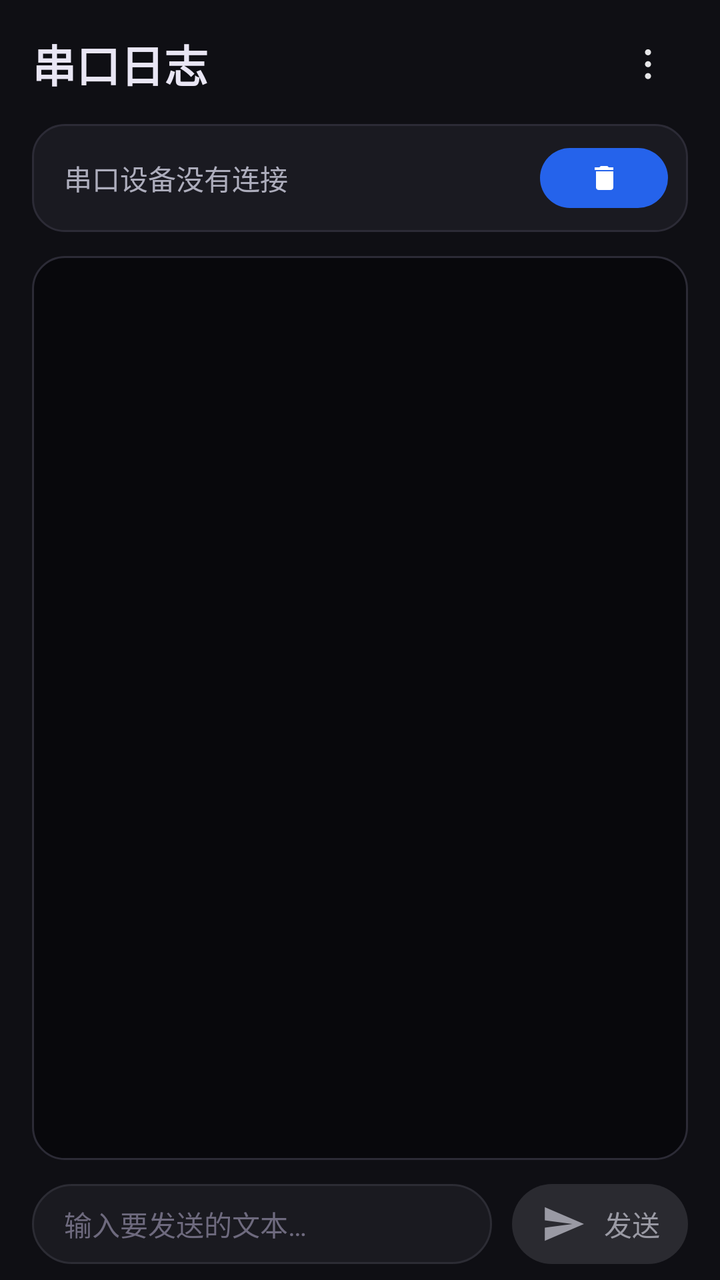
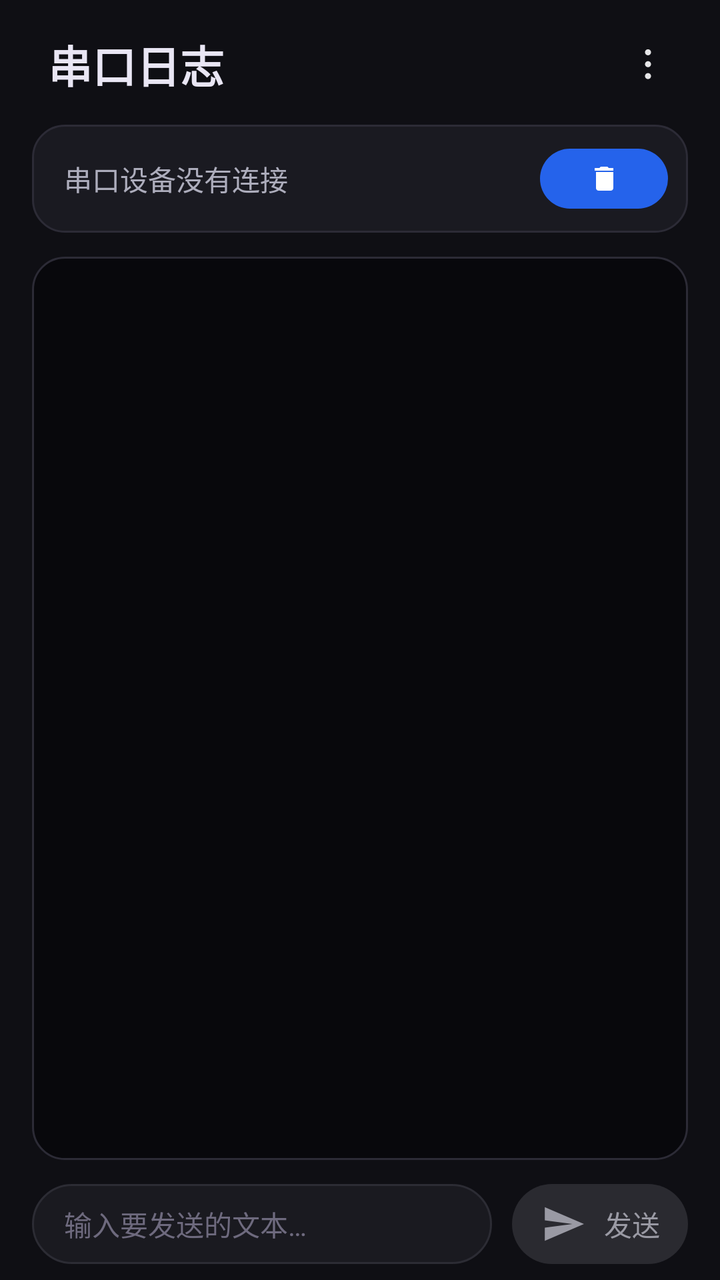

The first picture is an Android layout as it rendered before a commit; the second is the same layout after the commit. The layout source and the unified diff follow.
<!-- AndroidManifest.xml: application theme Theme.EspFlasher -->
<!-- res/layout/fragment_serial.xml -->
<?xml version="1.0" encoding="utf-8"?>
<LinearLayout xmlns:android="http://schemas.android.com/apk/res/android"
    android:layout_width="match_parent"
    android:layout_height="match_parent"
    android:background="#0F0F14"
    android:orientation="vertical"
    android:paddingStart="16dp"
    android:paddingEnd="16dp"
    android:paddingTop="12dp"
    android:paddingBottom="8dp">

    
    <LinearLayout
        android:layout_width="match_parent"
        android:layout_height="wrap_content"
        android:gravity="center_vertical"
        android:orientation="horizontal"
        android:paddingBottom="10dp">

        <TextView
            android:layout_width="0dp"
            android:layout_height="wrap_content"
            android:layout_weight="1"
            android:text="串口日志"
            android:textColor="#E9E6F4"
            android:textSize="22sp"
            android:textStyle="bold" />

        <ImageButton
            android:id="@+id/moreButton"
            android:layout_width="40dp"
            android:layout_height="40dp"
            android:background="?attr/selectableItemBackgroundBorderless"
            android:contentDescription="更多"
            android:scaleType="centerInside"
            android:src="@drawable/ic_more" />
    </LinearLayout>

    
    <LinearLayout
        android:layout_width="match_parent"
        android:layout_height="wrap_content"
        android:background="@drawable/bg_card"
        android:orientation="vertical"
        android:paddingStart="16dp"
        android:paddingTop="12dp"
        android:paddingEnd="10dp"
        android:paddingBottom="12dp">

        <LinearLayout
            android:layout_width="match_parent"
            android:layout_height="wrap_content"
            android:gravity="center_vertical"
            android:orientation="horizontal">

            <TextView
                android:id="@+id/serialStatus"
                android:layout_width="0dp"
                android:layout_height="wrap_content"
                android:layout_weight="1"
                android:ellipsize="middle"
                android:singleLine="true"
                android:text="串口设备没有连接"
                android:textColor="#ADADBC"
                android:textSize="14sp" />

            <ImageButton
                android:id="@+id/clearButton"
                android:layout_width="64dp"
                android:layout_height="30dp"
                android:layout_marginStart="6dp"
                android:adjustViewBounds="false"
                android:background="@drawable/bg_chip"
                android:contentDescription="清屏"
                android:padding="0dp"
                android:scaleType="centerInside"
                android:src="@drawable/ic_trash_small" />
        </LinearLayout>
    </LinearLayout>

    
    <FrameLayout
        android:layout_width="match_parent"
        android:layout_height="0dp"
        android:layout_marginTop="12dp"
        android:layout_weight="1"
        android:background="@drawable/bg_log">

        <ScrollView
            android:id="@+id/logScroll"
            android:layout_width="match_parent"
            android:layout_height="match_parent"
            android:scrollbars="vertical">

            <TextView
                android:id="@+id/serialLog"
                android:layout_width="match_parent"
                android:layout_height="wrap_content"
                android:fontFamily="sans-serif"
                android:lineSpacingExtra="2.5dp"
                android:padding="14dp"
                android:textColor="#E7B24A"
                android:textIsSelectable="true"
                android:textSize="13sp" />
        </ScrollView>
    </FrameLayout>

    
    <LinearLayout
        android:layout_width="match_parent"
        android:layout_height="wrap_content"
        android:layout_marginTop="12dp"
        android:gravity="center_vertical"
        android:orientation="horizontal">

        <EditText
            android:id="@+id/inputText"
            android:layout_width="0dp"
            android:layout_height="40dp"
            android:layout_weight="1"
            android:background="@drawable/bg_input"
            android:hint="输入要发送的文本…"
            android:imeOptions="actionSend"
            android:importantForAutofill="no"
            android:inputType="text"
            android:maxLines="1"
            android:paddingStart="16dp"
            android:paddingEnd="16dp"
            android:textColor="#E9E6F4"
            android:textColorHint="#6E6A7E"
            android:textSize="14sp" />

        <LinearLayout
            android:id="@+id/sendButton"
            android:layout_width="88dp"
            android:layout_height="40dp"
            android:layout_marginStart="10dp"
            android:background="@drawable/bg_send"
            android:clickable="true"
            android:focusable="true"
            android:gravity="center"
            android:orientation="horizontal">

            <ImageView
                android:layout_width="24dp"
                android:layout_height="24dp"
                android:contentDescription="发送"
                android:src="@drawable/ic_send" />

            <TextView
                android:layout_width="wrap_content"
                android:layout_height="wrap_content"
                android:layout_marginStart="8dp"
                android:text="发送"
                android:textColor="#9A9AA4"
                android:textSize="14sp" />
        </LinearLayout>
    </LinearLayout>
</LinearLayout>
<!-- resources referenced by this layout -->
<resources>
  <!-- drawable bg_card (drawable) -->
  <?xml version="1.0" encoding="utf-8"?>
  <shape xmlns:android="http://schemas.android.com/apk/res/android" android:shape="rectangle">
      <solid android:color="#1A1A21" />
      <corners android:radius="16dp" />
      <stroke android:width="1dp" android:color="#2C2B36" />
  </shape>
  <!-- drawable bg_chip (drawable) -->
  <?xml version="1.0" encoding="utf-8"?>
  <shape xmlns:android="http://schemas.android.com/apk/res/android" android:shape="rectangle">
      <solid android:color="#2563EB" />
      <corners android:radius="15dp" />
  </shape>
  <!-- drawable bg_input (drawable) -->
  <?xml version="1.0" encoding="utf-8"?>
  <shape xmlns:android="http://schemas.android.com/apk/res/android" android:shape="rectangle">
      <solid android:color="#1A1A20" />
      <corners android:radius="20dp" />
      <stroke android:width="1dp" android:color="#2C2C34" />
  </shape>
  <!-- drawable bg_log (drawable) -->
  <?xml version="1.0" encoding="utf-8"?>
  <shape xmlns:android="http://schemas.android.com/apk/res/android" android:shape="rectangle">
      <solid android:color="#08080C" />
      <corners android:radius="16dp" />
      <stroke android:width="1dp" android:color="#2C2B36" />
  </shape>
  <!-- drawable bg_send (drawable) -->
  <?xml version="1.0" encoding="utf-8"?>
  <shape xmlns:android="http://schemas.android.com/apk/res/android" android:shape="rectangle">
      <solid android:color="#2A2A30" />
      <corners android:radius="20dp" />
  </shape>
  <!-- drawable ic_more (drawable) -->
  <?xml version="1.0" encoding="utf-8"?>
  <vector xmlns:android="http://schemas.android.com/apk/res/android"
      android:width="22.8dp" android:height="22.8dp" android:viewportWidth="24" android:viewportHeight="24">
      <path android:fillColor="#E6E6E8" android:pathData="M12,4.2a1.6,1.6 0 1,0 0.01,0" />
      <path android:fillColor="#E6E6E8" android:pathData="M12,10.5a1.6,1.6 0 1,0 0.01,0" />
      <path android:fillColor="#E6E6E8" android:pathData="M12,16.8a1.6,1.6 0 1,0 0.01,0" />
  </vector>
  <!-- drawable ic_send (drawable) -->
  <?xml version="1.0" encoding="utf-8"?>
  <vector xmlns:android="http://schemas.android.com/apk/res/android"
      android:width="24dp" android:height="24dp" android:viewportWidth="24" android:viewportHeight="24">
      <path android:fillColor="#9A9AA4" android:pathData="M2.4,20.4L22,12L2.4,3.6L2.4,10.2L16.2,12L2.4,13.8Z" />
  </vector>
  <!-- drawable ic_trash_small (drawable) -->
  <?xml version="1.0" encoding="utf-8"?>
  <vector xmlns:android="http://schemas.android.com/apk/res/android"
      android:width="16dp" android:height="16dp"
      android:viewportWidth="24" android:viewportHeight="24">
      <path android:fillColor="#FFFFFF" android:pathData="M6,19c0,1.1 0.9,2 2,2h9c1.1,0 2,-0.9 2,-2V7H6v12zM19,4h-3.5l-1,-1h-5l-1,1H5v2h14V4z" />
  </vector>
  <!-- unchanged entries left out for length: 1 -->
</resources>

<!-- the commit's change to res/layout/fragment_serial.xml (unified diff, before → after) -->
@@ -18,13 +18,25 @@
         android:paddingBottom="10dp">
 
         <TextView
-            android:layout_width="0dp"
+            android:id="@+id/logTitle"
+            android:layout_width="wrap_content"
             android:layout_height="wrap_content"
-            android:layout_weight="1"
+            android:background="@drawable/bg_title_tap"
+            android:clickable="true"
+            android:focusable="true"
+            android:paddingStart="8dp"
+            android:paddingTop="4dp"
+            android:paddingEnd="8dp"
+            android:paddingBottom="4dp"
             android:text="串口日志"
             android:textColor="#E9E6F4"
             android:textSize="22sp"
             android:textStyle="bold" />
+
+        <Space
+            android:layout_width="0dp"
+            android:layout_height="1dp"
+            android:layout_weight="1" />
 
         <ImageButton
             android:id="@+id/moreButton"
@@ -86,27 +98,71 @@
         android:layout_weight="1"
         android:background="@drawable/bg_log">
 
-        <ScrollView
-            android:id="@+id/logScroll"
+        <LinearLayout
             android:layout_width="match_parent"
             android:layout_height="match_parent"
-            android:scrollbars="vertical">
-
-            <TextView
-                android:id="@+id/serialLog"
+            android:orientation="vertical">
+
+            
+            <LinearLayout
+                android:id="@+id/netHeaderBar"
                 android:layout_width="match_parent"
                 android:layout_height="wrap_content"
-                android:fontFamily="sans-serif"
-                android:lineSpacingExtra="2.5dp"
-                android:padding="14dp"
-                android:textColor="#E7B24A"
-                android:textIsSelectable="true"
-                android:textSize="13sp" />
-        </ScrollView>
+                android:gravity="center_vertical"
+                android:orientation="horizontal"
+                android:paddingStart="14dp"
+                android:paddingTop="12dp"
+                android:paddingEnd="14dp"
+                android:visibility="gone">
+
+                <View
+                    android:layout_width="0dp"
+                    android:layout_height="1dp"
+                    android:layout_weight="1"
+                    android:background="#7A6230" />
+
+                <TextView
+                    android:id="@+id/netHeaderText"
+                    android:layout_width="wrap_content"
+                    android:layout_height="wrap_content"
+                    android:paddingStart="10dp"
+                    android:paddingEnd="10dp"
+                    android:singleLine="true"
+                    android:text="网络日志"
+                    android:textColor="#E7B24A"
+                    android:textSize="13sp" />
+
+                <View
+                    android:layout_width="0dp"
+                    android:layout_height="1dp"
+                    android:layout_weight="1"
+                    android:background="#7A6230" />
+            </LinearLayout>
+
+            <ScrollView
+                android:id="@+id/logScroll"
+                android:layout_width="match_parent"
+                android:layout_height="0dp"
+                android:layout_weight="1"
+                android:scrollbars="vertical">
+
+                <TextView
+                    android:id="@+id/serialLog"
+                    android:layout_width="match_parent"
+                    android:layout_height="wrap_content"
+                    android:fontFamily="sans-serif"
+                    android:lineSpacingExtra="2.5dp"
+                    android:padding="14dp"
+                    android:textColor="#E7B24A"
+                    android:textIsSelectable="true"
+                    android:textSize="13sp" />
+            </ScrollView>
+        </LinearLayout>
     </FrameLayout>
 
     
     <LinearLayout
+        android:id="@+id/sendRow"
         android:layout_width="match_parent"
         android:layout_height="wrap_content"
         android:layout_marginTop="12dp"
<!-- resource entries referenced after the edit -->
@@ -33,6 +33,17 @@
       <solid android:color="#2A2A30" />
       <corners android:radius="20dp" />
   </shape>
+  <!-- drawable bg_title_tap (drawable) -->
+  <?xml version="1.0" encoding="utf-8"?>
+  <ripple xmlns:android="http://schemas.android.com/apk/res/android"
+      android:color="#26FFFFFF">
+      <item>
+          <shape android:shape="rectangle">
+              <solid android:color="@android:color/transparent" />
+              <corners android:radius="8dp" />
+          </shape>
+      </item>
+  </ripple>
   <!-- drawable ic_more (drawable) -->
   <?xml version="1.0" encoding="utf-8"?>
   <vector xmlns:android="http://schemas.android.com/apk/res/android"
